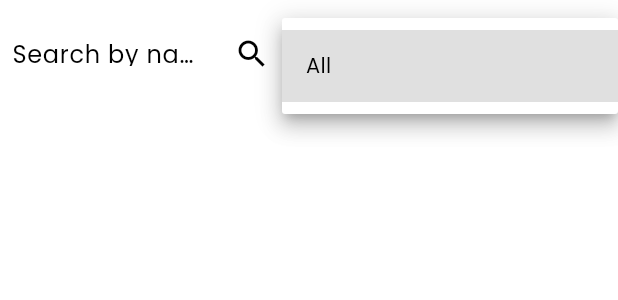
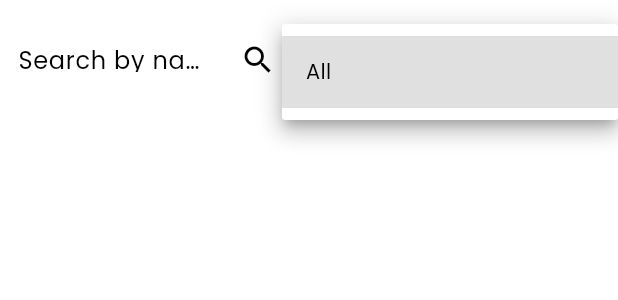
Before and after one commit to vishwesh5544/polmitra_admin, a Flutter app: the EventsScreen widget shown alone on an empty page, opened directly, after a tap on "All", on a phone screen of 412 x 824 dp. Shown: the top 300 px of the screen. Run offline on Flutter 3.47's test engine with Material 3 defaults, Android fonts, the phone set to English and light mode, and no system bars; our stand-ins replace cached_network_image, carousel_slider, cloud_firestore, equatable, firebase_auth, firebase_core and 5 more; accounts and stored records are empty; generated files the repository leaves out were written again.

Commit message:
refactored user screen code

```diff
--- a/lib/screens/events_screen/events_screen.dart
+++ b/lib/screens/events_screen/events_screen.dart
@@ -1,7 +1,5 @@
 import 'package:cached_network_image/cached_network_image.dart';
-import 'package:flutter/cupertino.dart';
 import 'package:flutter/material.dart';
-import 'package:flutter/widgets.dart';
 import 'package:flutter_bloc/flutter_bloc.dart';
 import 'package:polmitra_admin/bloc/polmitra_event/pevent_bloc.dart';
 import 'package:polmitra_admin/bloc/polmitra_event/pevent_event.dart';
@@ -24,7 +22,7 @@ class _EventsScreenState extends State<EventsScreen> {
   PersistentBottomSheetController? _eventBottomSheetController;
 
   String _searchQuery = '';
-  bool _isActiveFilter = true;
+  bool _isActiveFilter = false;
   String _selectedCity = 'All';
   String _selectedState = 'All';
   List<String> _cities = ['All']; // This will be populated based on the selected state
@@ -108,10 +106,6 @@ class _EventsScreenState extends State<EventsScreen> {
                   }).toList(),
                   onChanged: (String? newValue) {
                     setState(() {
-                      // _selectedState = newValue!;
-                      // _selectedCity = 'All'; // Reset city selection when state changes
-                      // // Update city list based on selected state
-
                       _selectedState = newValue!;
                       if (newValue != 'All') {
                         var selectedStateObj = CityStateProvider().states.firstWhere(
@@ -177,12 +171,13 @@ class _EventsScreenState extends State<EventsScreen> {
         } else if (state is EventsLoaded) {
           return Column(
             children: [
-              _buildFilterBar(),
+              Padding(
+                padding: const EdgeInsets.all(4.0),
+                child: _buildFilterBar(),
+              ),
               Expanded(child: _buildEventList(_filterEvents(state.events))),
             ],
           );
-
-          return _buildEventList(state.events);
         } else if (state is EventError) {
           return Center(
             child: Text(state.message),
```
